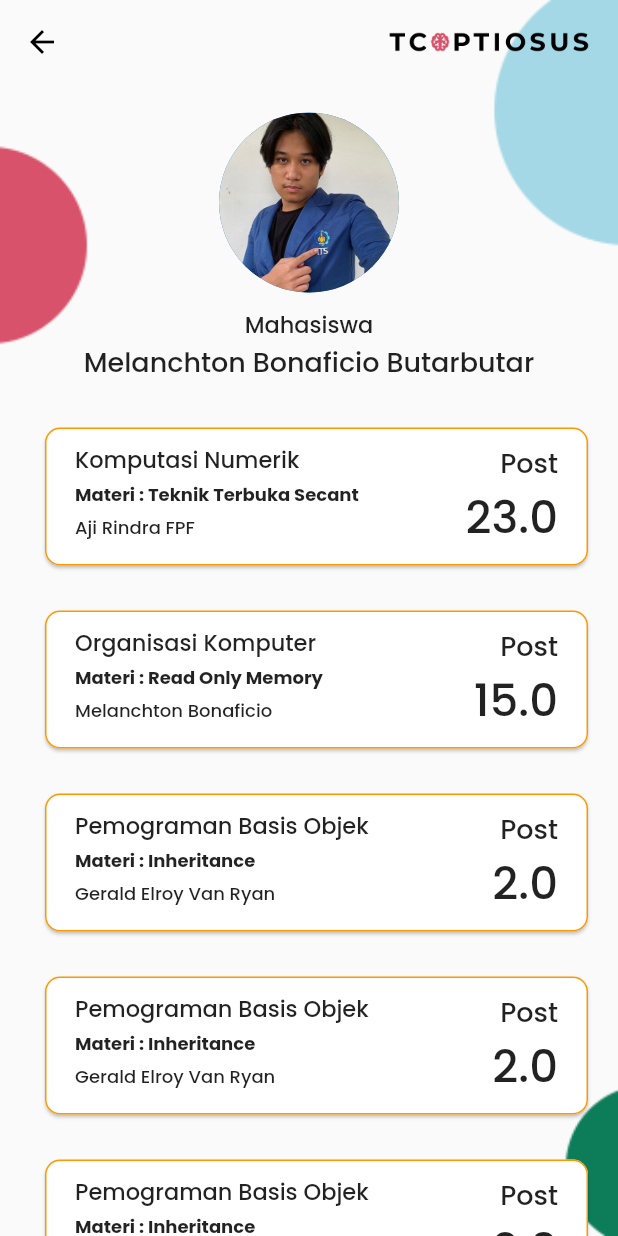
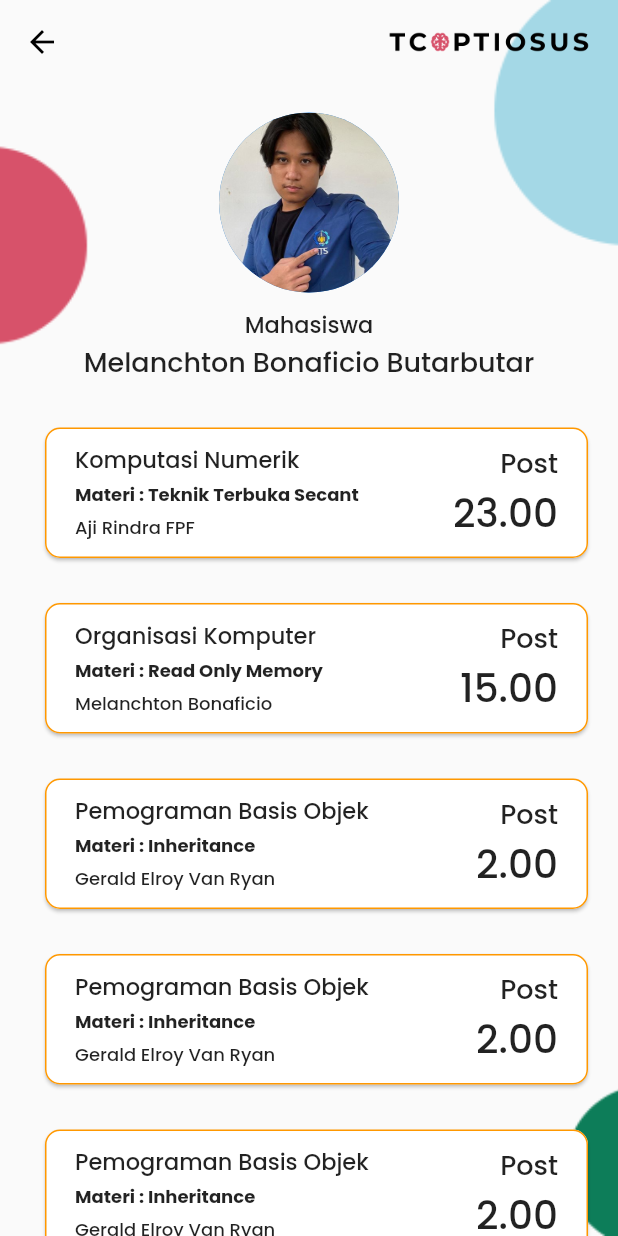
Before and after one commit to ADryInkCartridge/TCaptiosus, a Flutter app: the HomePage screen opened by its route, on a phone screen of 412 x 824 dp. Run offline on Flutter 3.47's test engine with Material 2 defaults, Android fonts, the phone set to English and light mode, and no system bars.

Commit message:
Fixed decimal places, added ontap to profile pic

```diff
--- a/lib/Card/HomeCard.dart
+++ b/lib/Card/HomeCard.dart
@@ -103,12 +103,12 @@ Widget subjectList(BuildContext context) {
                           ),
                         ),
                         Text(
-                          items[index].jam.toString(),
+                          items[index].jam.toStringAsFixed(2),
                           textAlign: TextAlign.right,
                           style: TextStyle(
                             fontFamily: "Poppins",
                             fontWeight: FontWeight.w500,
-                            fontSize: 30,
+                            fontSize: 26,
                           ),
                         ),
                       ],
--- a/lib/Home.dart
+++ b/lib/Home.dart
@@ -66,9 +66,12 @@ class _HomePageState extends State<HomePage> {
                 height: 75,
               ),
               Center(
-                child: CircleAvatar(
-                  backgroundImage: AssetImage("assets/img/mel.PNG"),
-                  radius: 60,
+                child: GestureDetector(
+                  onTap: () => Navigator.pop(context),
+                  child: CircleAvatar(
+                    backgroundImage: AssetImage("assets/img/mel.PNG"),
+                    radius: 60,
+                  ),
                 ),
               ),
               SizedBox(
```
